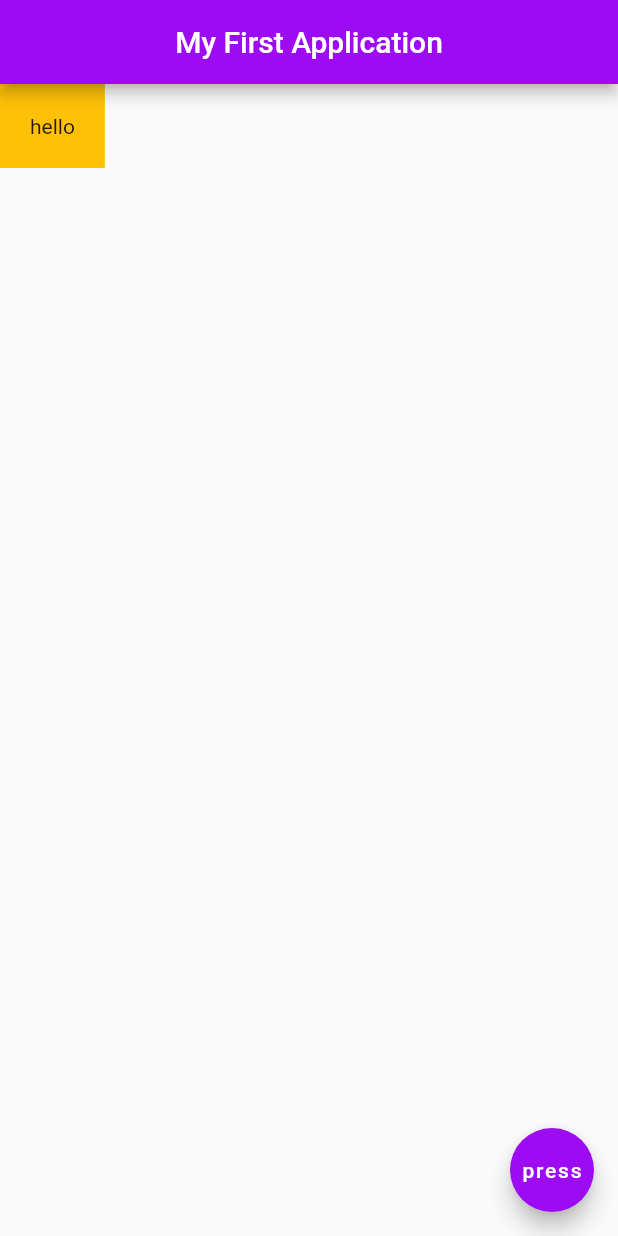
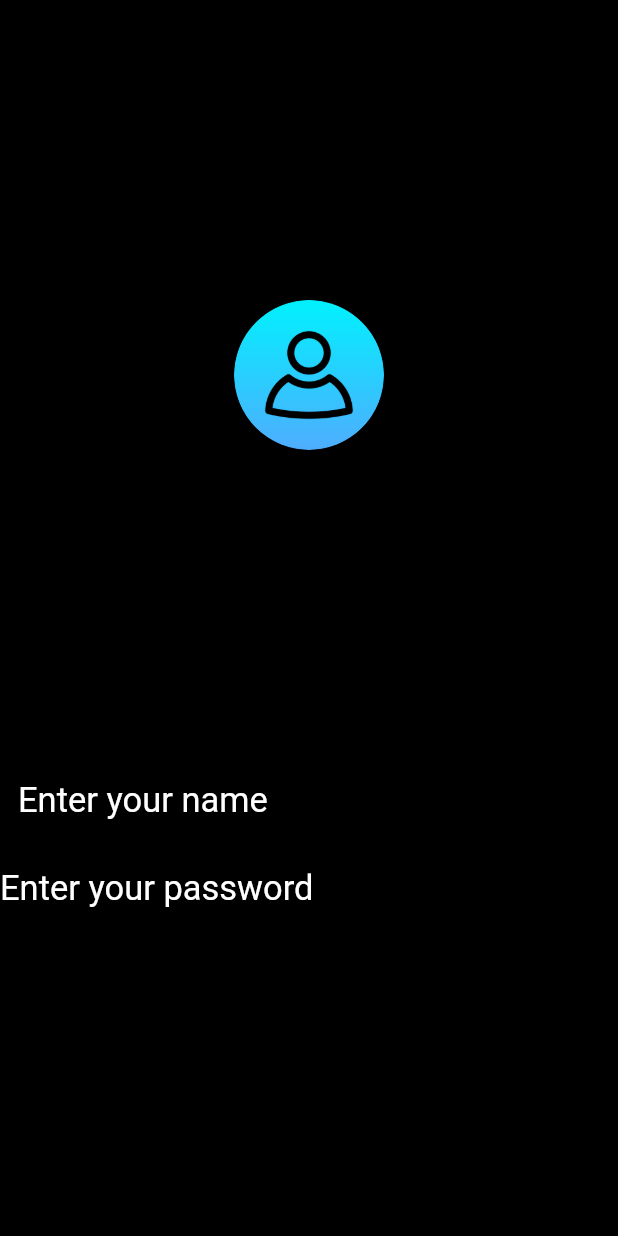
Before and after one commit to pasindu99-ui/flutter-project, a Flutter app: the screen it shows after launch, on a phone screen of 412 x 824 dp. Run offline on Flutter 3.47's test engine with Material 2 defaults, Android fonts, the phone set to English and light mode, and no system bars.

Commit message:
logo and text feilds added

```diff
--- a/flutter_app/lib/main.dart
+++ b/flutter_app/lib/main.dart
@@ -1,7 +1,8 @@
 import 'package:flutter/material.dart';
+import 'package:flutter_app/screens/login.dart';
 
 void main() =>
-    runApp(MaterialApp(debugShowCheckedModeBanner: false, home: Home()));
+    runApp(MaterialApp(debugShowCheckedModeBanner: false, home: LoginPage()));
 
 class Home extends StatelessWidget {
   const Home({super.key});
@@ -9,11 +10,6 @@ class Home extends StatelessWidget {
   @override
   Widget build(BuildContext context) {
     return Scaffold(
-      appBar: AppBar(
-        title: Text('My First Application'),
-        centerTitle: true,
-        backgroundColor: Color.fromARGB(255, 157, 11, 243),
-      ),
       body: Container(
         padding: EdgeInsets.all(20.0),
         color: Colors.amber,
--- /dev/null
+++ b/flutter_app/lib/screens/login.dart
@@ -0,0 +1,48 @@
+import 'package:flutter/material.dart';
+
+class LoginPage extends StatelessWidget {
+  const LoginPage({super.key});
+
+  @override
+  Widget build(BuildContext context) {
+    return Scaffold(
+      backgroundColor: Colors.black,
+      body: Column(
+        children: [
+          Container(
+            child: Container(
+              height: 500,
+              child: Center(
+                child: Container(
+                    child: ClipRRect(
+                  borderRadius:
+                      BorderRadius.circular(100.0), //add border radius
+                  child: Image.asset(
+                    "assets/user1.png",
+                    height: 100.0,
+                    width: 100.0,
+                    fit: BoxFit.cover,
+                  ),
+                )),
+              ),
+            ),
+          ),
+          TextField(
+            style: TextStyle(color: Colors.white),
+            decoration: InputDecoration(
+                border: OutlineInputBorder(),
+                hintStyle: TextStyle(color: Colors.white, fontSize: 23),
+                hintText: "Enter your name"),
+          ),
+          TextField(
+            obscureText: true,
+            obscuringCharacter: "*",
+            decoration: InputDecoration(
+                hintStyle: TextStyle(color: Colors.white, fontSize: 23),
+                hintText: "Enter your password"),
+          )
+        ],
+      ),
+    );
+  }
+}
```
Also changed, not shown: flutter_app/lib/screens/test.dart (added, +55 -0 lines), flutter_app/pubspec.yaml (+6 -3 lines), flutter_app/assets/user.jpg (added), flutter_app/assets/user1.png (added).
